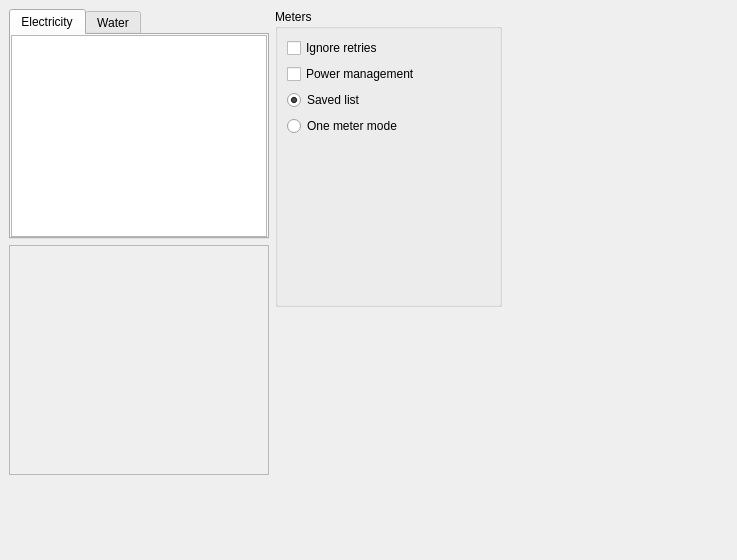
This is zbyrator-src/startpagepoll.ui in KTS-Intek/quick-collect as Qt 5 draws it before an edit. The edited form follows.
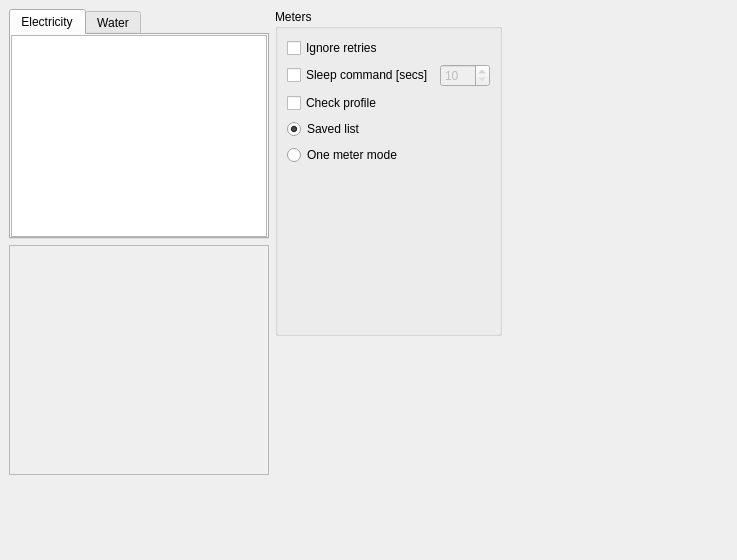
This is the edited form. Icons and pictures are not drawn.

What changed in the file:
```diff
--- a/zbyrator-src/startpagepoll.ui
+++ b/zbyrator-src/startpagepoll.ui
@@ -280,12 +280,36 @@
              </widget>
             </item>
             <item>
-             <widget class="QCheckBox" name="cbxPwrManagement">
-              <property name="toolTip">
-               <string>Switch off modems after the poll</string>
-              </property>
+             <layout class="QHBoxLayout" name="horizontalLayout">
+              <item>
+               <widget class="QCheckBox" name="cbxPwrManagement">
+                <property name="toolTip">
+                 <string>Switch off modems after the poll</string>
+                </property>
+                <property name="text">
+                 <string>Sleep command [secs]</string>
+                </property>
+               </widget>
+              </item>
+              <item>
+               <widget class="QSpinBox" name="sbSleepSecsAfter">
+                <property name="enabled">
+                 <bool>false</bool>
+                </property>
+                <property name="minimum">
+                 <number>10</number>
+                </property>
+                <property name="maximum">
+                 <number>250</number>
+                </property>
+               </widget>
+              </item>
+             </layout>
+            </item>
+            <item>
+             <widget class="QCheckBox" name="cbxCheckSleepProfile">
               <property name="text">
-               <string>Power management</string>
+               <string>Check profile</string>
               </property>
              </widget>
             </item>
```
Left out of the diff: 19 changed lines with no effect on the pictures.
